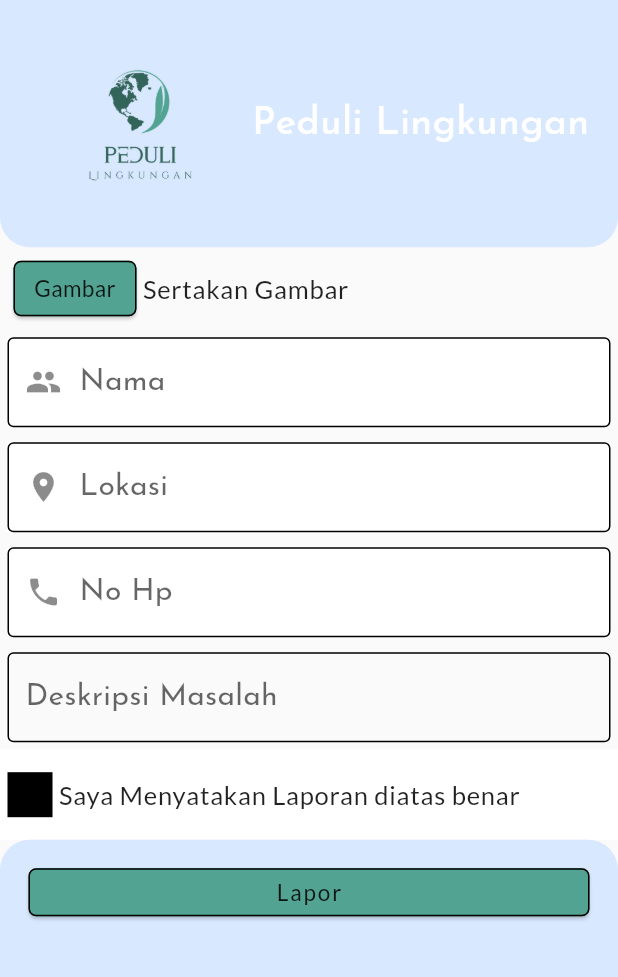
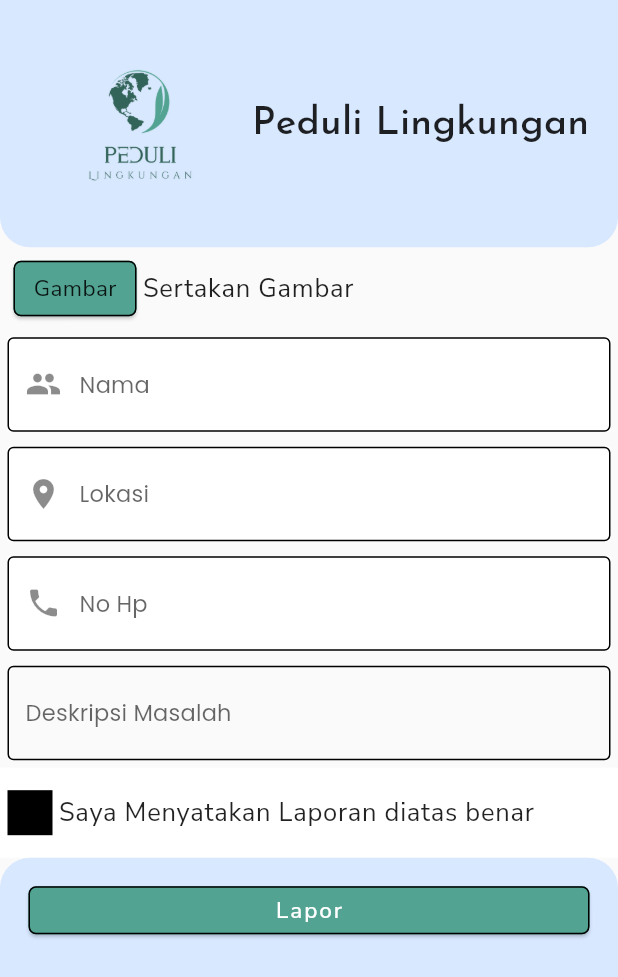
Before and after one commit to RezaPratika/Peduli-Lingkungan, a Flutter app: the screen it shows after launch, on a phone screen of 412 x 824 dp. Shown: the top 977 px of the screen. Run offline on Flutter 3.47's test engine with Material 2 defaults, Android fonts, the phone set to English and light mode, and no system bars; our stand-ins replace google_fonts.

Commit message:
update font

```diff
--- a/lib/common/style.dart
+++ b/lib/common/style.dart
@@ -40,41 +40,24 @@ final myTextTheme = TextTheme(
     fontSize: 26,
     fontWeight: FontWeight.w500,
     letterSpacing: 0.15,
-    color: Colors.white
   ),
-  subtitle1: GoogleFonts.josefinSans(
-    fontSize: 20,
-    fontWeight: FontWeight.w400,
-    letterSpacing: 0.15
-  ),
-  subtitle2: GoogleFonts.josefinSans(
-    fontSize: 18,
-    fontWeight: FontWeight.w500,
-    letterSpacing: 0.1
-  ),
-  bodyText1: GoogleFonts.lato(
-    fontSize: 17,
-    fontWeight: FontWeight.w400,
-    letterSpacing: 0.5
-  ),
-  bodyText2: GoogleFonts.lato(
-    fontSize: 15,
-    fontWeight: FontWeight.w400,
-    letterSpacing: 0.25
-  ),
-  button: GoogleFonts.lato(
-    fontSize: 15,
-    fontWeight: FontWeight.w500,
-    letterSpacing: 1.25
-  ),
-  caption: GoogleFonts.lato(
-    fontSize: 13,
-    fontWeight: FontWeight.w400,
-    letterSpacing: 0.4
-  ),
-  overline: GoogleFonts.lato(
-    fontSize: 10,
-    fontWeight: FontWeight.w400,
-    letterSpacing: 1.5
-  ),
-);
+  subtitle1: GoogleFonts.poppins(
+      fontSize: 15,
+      fontWeight: FontWeight.w400,
+      letterSpacing: 0.15,
+    ),
+    subtitle2: GoogleFonts.poppins(
+        fontSize: 13, fontWeight: FontWeight.w500, letterSpacing: 0.1),
+    bodyText1: GoogleFonts.nunitoSans(
+        fontSize: 17, fontWeight: FontWeight.w400, letterSpacing: 0.5),
+    bodyText2: GoogleFonts.nunitoSans(
+        fontSize: 15, fontWeight: FontWeight.w400, letterSpacing: 0.25),
+    button: GoogleFonts.nunitoSans(
+        fontSize: 15,
+        fontWeight: FontWeight.w500,
+        letterSpacing: 1.25,
+        color: Colors.white),
+    caption: GoogleFonts.nunitoSans(
+        fontSize: 13, fontWeight: FontWeight.w400, letterSpacing: 0.4),
+    overline: GoogleFonts.nunitoSans(
+        fontSize: 11, fontWeight: FontWeight.w400, letterSpacing: 1.5));
```
